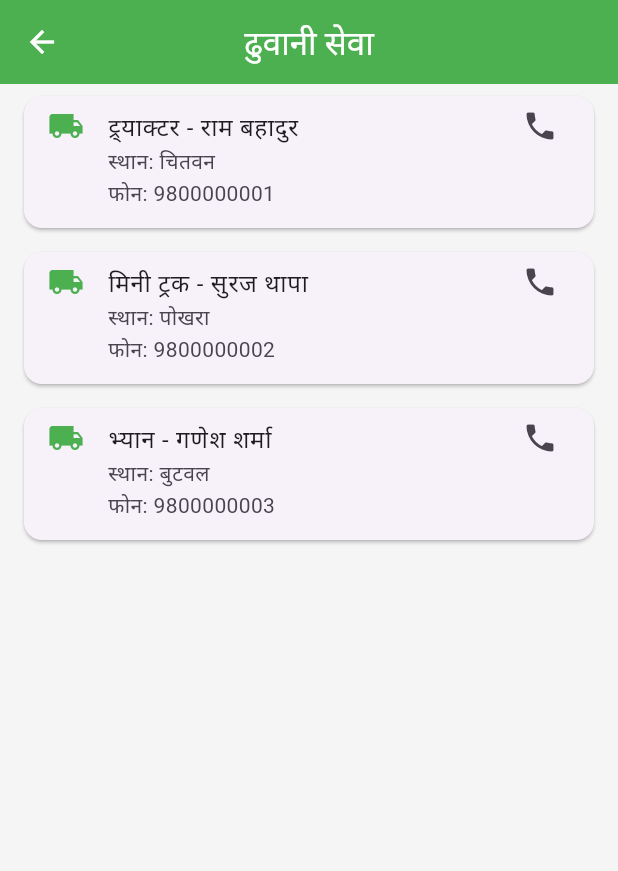
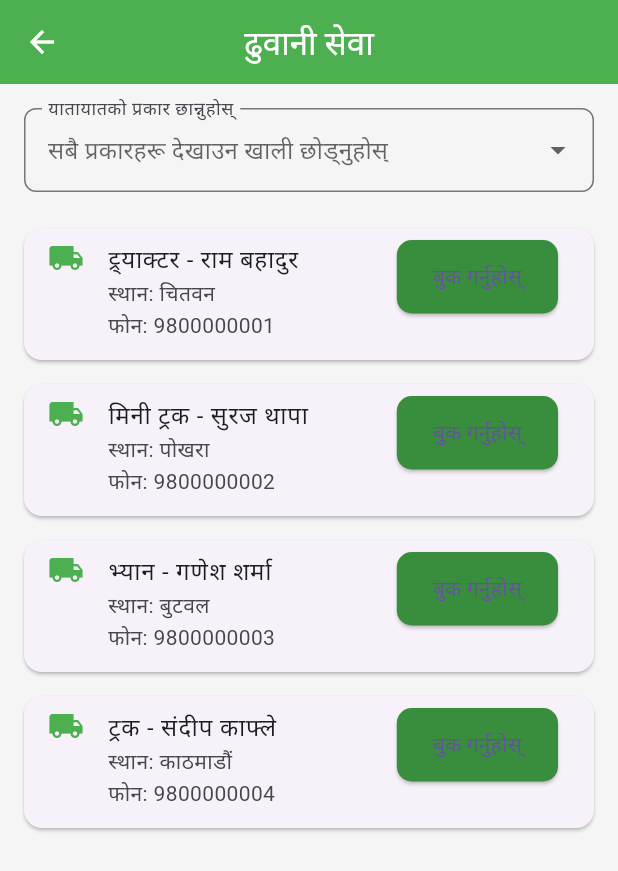
Before and after one commit to Monicajimba123/hack4change_codesprint, a Flutter app: the TransportationServiceScreen screen opened directly, on a phone screen of 412 x 824 dp. Shown: the top 871 px of the screen. Run offline on Flutter 3.47's test engine with Material 3 defaults, Android fonts, the phone set to English and light mode, and no system bars; our stand-ins replace google_maps_flutter, permission_handler, table_calendar; missing offline and left inert: nepali_date_picker.

Commit message:
transportation dropdown

```diff
--- a/lib/screens/transportation_service_screen.dart
+++ b/lib/screens/transportation_service_screen.dart
@@ -1,59 +1,131 @@
 import 'package:flutter/material.dart';
 
-class TransportationServiceScreen extends StatelessWidget {
+class TransportationServiceScreen extends StatefulWidget {
   const TransportationServiceScreen({super.key});
 
   @override
-  Widget build(BuildContext context) {
-    final List<Map<String, String>> transportOptions = [
+  State<TransportationServiceScreen> createState() =>
+      _TransportationServiceScreenState();
+}
+
+class _TransportationServiceScreenState
+    extends State<TransportationServiceScreen> {
+  final List<Map<String, String>> allTransportOptions = [
     {
       'vehicle': 'ट्र्याक्टर',
       'driver': 'राम बहादुर',
       'location': 'चितवन',
       'contact': '9800000001',
+      'type': 'ट्र्याक्टर',
     },
     {
       'vehicle': 'मिनी ट्रक',
       'driver': 'सुरज थापा',
       'location': 'पोखरा',
       'contact': '9800000002',
+      'type': 'ट्रक',
     },
     {
       'vehicle': 'भ्यान',
       'driver': 'गणेश शर्मा',
       'location': 'बुटवल',
       'contact': '9800000003',
+      'type': 'भ्यान',
+    },
+    {
+      'vehicle': 'ट्रक',
+      'driver': 'संदीप काफ्ले',
+      'location': 'काठमाडौं',
+      'contact': '9800000004',
+      'type': 'ट्रक',
     },
   ];
 
+  String? selectedType;
+
+  @override
+  Widget build(BuildContext context) {
+    // Filter options by selectedType, if selected
+    List<Map<String, String>> filteredOptions = selectedType == null
+        ? allTransportOptions
+        : allTransportOptions
+              .where((option) => option['type'] == selectedType)
+              .toList();
+
     return Scaffold(
       appBar: AppBar(title: const Text('ढुवानी सेवा'), centerTitle: true),
-      body: ListView.builder(
-        itemCount: transportOptions.length,
+      body: Column(
+        children: [
+          Padding(
+            padding: const EdgeInsets.all(16),
+            child: DropdownButtonFormField<String>(
+              decoration: InputDecoration(
+                labelText: 'यातायातको प्रकार छान्नुहोस्',
+                border: OutlineInputBorder(
+                  borderRadius: BorderRadius.circular(8),
+                ),
+              ),
+              value: selectedType,
+              items: <String>['ट्र्याक्टर', 'ट्रक', 'भ्यान']
+                  .map(
+                    (type) => DropdownMenuItem<String>(
+                      value: type,
+                      child: Text(type),
+                    ),
+                  )
+                  .toList(),
+              onChanged: (value) {
+                setState(() {
+                  selectedType = value;
+                });
+              },
+              isExpanded: true,
+              hint: const Text('सबै प्रकारहरू देखाउन खाली छोड्नुहोस्'),
+              // Allow clearing selection by tapping an "All" option or null
+            ),
+          ),
+          Expanded(
+            child: filteredOptions.isEmpty
+                ? const Center(child: Text('यो प्रकारका यातायात उपलब्ध छैन।'))
+                : ListView.builder(
+                    itemCount: filteredOptions.length,
                     itemBuilder: (context, index) {
-          final option = transportOptions[index];
+                      final option = filteredOptions[index];
                       return Card(
-            margin: const EdgeInsets.symmetric(horizontal: 16, vertical: 8),
+                        margin: const EdgeInsets.symmetric(
+                          horizontal: 16,
+                          vertical: 8,
+                        ),
                         child: ListTile(
-              leading: const Icon(Icons.local_shipping, color: Colors.green),
-              title: Text('${option['vehicle']} - ${option['driver']}'),
+                          leading: const Icon(
+                            Icons.local_shipping,
+                            color: Colors.green,
+                          ),
+                          title: Text(
+                            '${option['vehicle']} - ${option['driver']}',
+                          ),
                           subtitle: Text(
                             'स्थान: ${option['location']}\nफोन: ${option['contact']}',
                           ),
                           isThreeLine: true,
-              trailing: const Icon(Icons.phone),
-              onTap: () {
+                          trailing: ElevatedButton(
+                            child: const Text('बुक गर्नुहोस्'),
+                            onPressed: () {
                               ScaffoldMessenger.of(context).showSnackBar(
                                 SnackBar(
                                   content: Text(
-                      '${option['driver']} लाई सम्पर्क गर्नुहोस्: ${option['contact']}',
+                                    'तपाईंले ${option['vehicle']} बुक गर्नुभयो। चालक: ${option['driver']} लाई सम्पर्क गर्नुहोस्।',
                                   ),
                                 ),
                               );
                             },
                           ),
+                        ),
                       );
                     },
+                  ),
+          ),
+        ],
       ),
     );
   }
```
Lines whose indentation alone changed are shown as unchanged.
